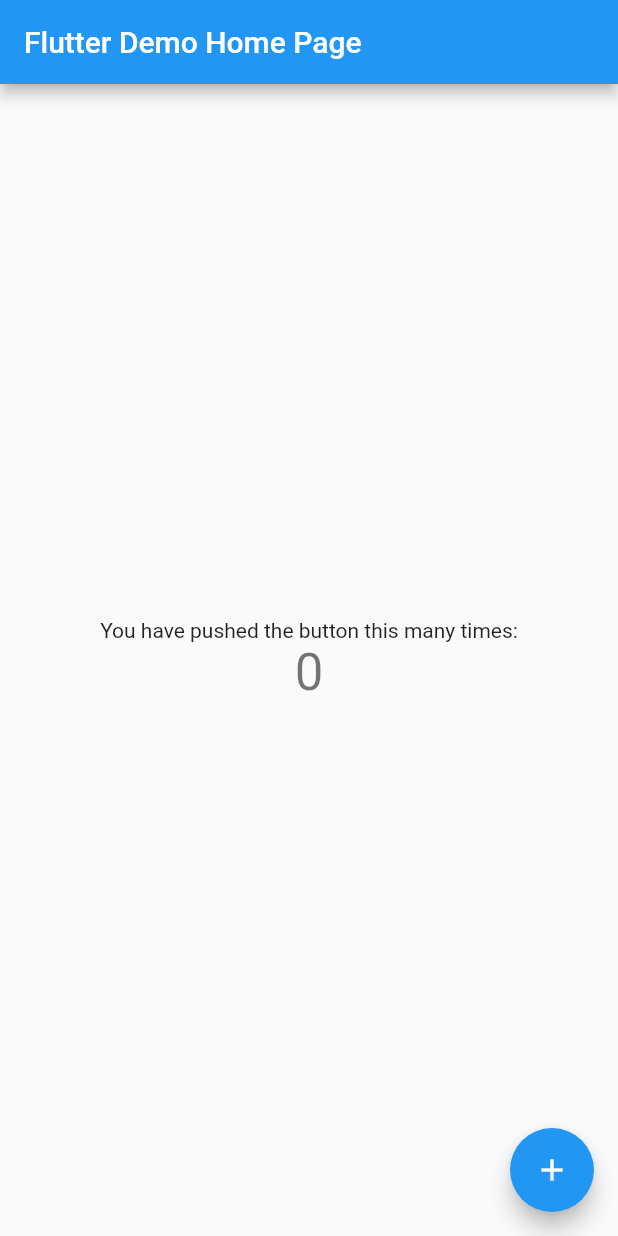
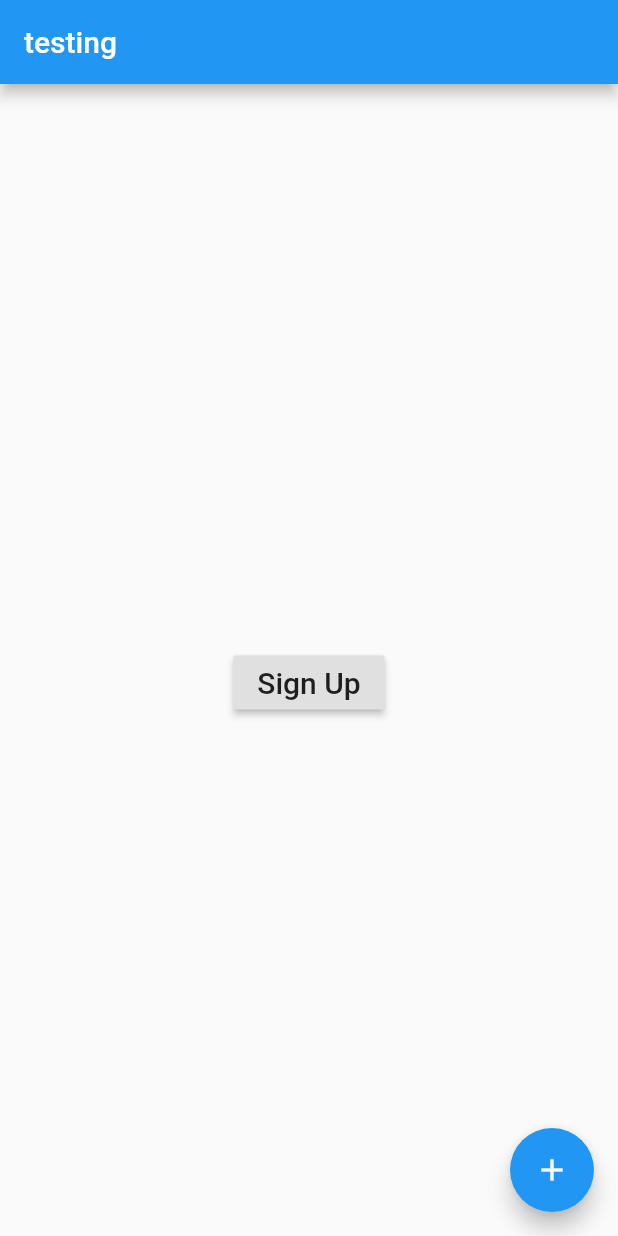
Before and after one commit to mslauson/budget-main, a Flutter app: the screen it shows after launch, on a phone screen of 412 x 824 dp. Run offline on Flutter 3.47's test engine with Material 2 defaults, Android fonts, the phone set to English and light mode, and no system bars.

```diff
--- /dev/null
+++ b/lib/Home/splash.dart
@@ -0,0 +1,90 @@
+import 'package:flutter/material.dart';
+import 'package:main/login/signup.dart';
+
+class Splash extends StatefulWidget {
+  Splash({Key key, this.title}) : super(key: key);
+
+  // This widget is the home page of your application. It is stateful, meaning
+  // that it has a State object (defined below) that contains fields that affect
+  // how it looks.
+
+  // This class is the configuration for the state. It holds the values (in this
+  // case the title) provided by the parent (in this case the App widget) and
+  // used by the build method of the State. Fields in a Widget subclass are
+  // always marked "final".
+
+  final String title;
+
+  @override
+  SplashState createState() => SplashState();
+}
+
+class SplashState extends State<Splash> {
+  int _counter = 0;
+
+  void _incrementCounter() {
+    setState(() {
+      // This call to setState tells the Flutter framework that something has
+      // changed in this State, which causes it to rerun the build method below
+      // so that the display can reflect the updated values. If we changed
+      // _counter without calling setState(), then the build method would not be
+      // called again, and so nothing would appear to happen.
+      _counter++;
+    });
+  }
+
+  @override
+  Widget build(BuildContext context) {
+    // This method is rerun every time setState is called, for instance as done
+    // by the _incrementCounter method above.
+    //
+    // The Flutter framework has been optimized to make rerunning build methods
+    // fast, so that you can just rebuild anything that needs updating rather
+    // than having to individually change instances of widgets.
+    return Scaffold(
+      appBar: AppBar(
+        // Here we take the value from the MyHomePage object that was created by
+        // the App.build method, and use it to set our appbar title.
+        title: Text("testing"),
+      ),
+      body: Center(
+        // Center is a layout widget. It takes a single child and positions it
+        // in the middle of the parent.
+        child: Column(
+          // Column is also a layout widget. It takes a list of children and
+          // arranges them vertically. By default, it sizes itself to fit its
+          // children horizontally, and tries to be as tall as its parent.
+          //
+          // Invoke "debug painting" (press "p" in the console, choose the
+          // "Toggle Debug Paint" action from the Flutter Inspector in Android
+          // Studio, or the "Toggle Debug Paint" command in Visual Studio Code)
+          // to see the wireframe for each widget.
+          //
+          // Column has various properties to control how it sizes itself and
+          // how it positions its children. Here we use mainAxisAlignment to
+          // center the children vertically; the main axis here is the vertical
+          // axis because Columns are vertical (the cross axis would be
+          // horizontal).
+          mainAxisAlignment: MainAxisAlignment.center,
+          children: <Widget>[
+            const SizedBox(height: 30),
+            RaisedButton(
+              onPressed: () {
+                Navigator.push(
+                  context,
+                  MaterialPageRoute(builder: (context) => new SignUp()),
+                );
+              },
+              child: const Text('Sign Up', style: TextStyle(fontSize: 20)),
+            ),
+          ],
+        ),
+      ),
+      floatingActionButton: FloatingActionButton(
+        onPressed: _incrementCounter,
+        tooltip: 'Increment',
+        child: Icon(Icons.add),
+      ), // This trailing comma makes auto-formatting nicer for build methods.
+    );
+  }
+}
--- a/lib/main.dart
+++ b/lib/main.dart
@@ -1,4 +1,5 @@
 import 'package:flutter/material.dart';
+import 'package:main/Home/splash.dart';
 
 void main() {
   runApp(MyApp());
@@ -22,92 +23,7 @@ class MyApp extends StatelessWidget {
         // is not restarted.
         primarySwatch: Colors.blue,
       ),
-      home: MyHomePage(title: 'Flutter Demo Home Page'),
+      home:  new Splash()
     );
   }
 }
-
-class MyHomePage extends StatefulWidget {
-  MyHomePage({Key key, this.title}) : super(key: key);
-
-  // This widget is the home page of your application. It is stateful, meaning
-  // that it has a State object (defined below) that contains fields that affect
-  // how it looks.
-
-  // This class is the configuration for the state. It holds the values (in this
-  // case the title) provided by the parent (in this case the App widget) and
-  // used by the build method of the State. Fields in a Widget subclass are
-  // always marked "final".
-
-  final String title;
-
-  @override
-  _MyHomePageState createState() => _MyHomePageState();
-}
-
-class _MyHomePageState extends State<MyHomePage> {
-  int _counter = 0;
-
-  void _incrementCounter() {
-    setState(() {
-      // This call to setState tells the Flutter framework that something has
-      // changed in this State, which causes it to rerun the build method below
-      // so that the display can reflect the updated values. If we changed
-      // _counter without calling setState(), then the build method would not be
-      // called again, and so nothing would appear to happen.
-      _counter++;
-    });
-  }
-
-  @override
-  Widget build(BuildContext context) {
-    // This method is rerun every time setState is called, for instance as done
-    // by the _incrementCounter method above.
-    //
-    // The Flutter framework has been optimized to make rerunning build methods
-    // fast, so that you can just rebuild anything that needs updating rather
-    // than having to individually change instances of widgets.
-    return Scaffold(
-      appBar: AppBar(
-        // Here we take the value from the MyHomePage object that was created by
-        // the App.build method, and use it to set our appbar title.
-        title: Text(widget.title),
-      ),
-      body: Center(
-        // Center is a layout widget. It takes a single child and positions it
-        // in the middle of the parent.
-        child: Column(
-          // Column is also a layout widget. It takes a list of children and
-          // arranges them vertically. By default, it sizes itself to fit its
-          // children horizontally, and tries to be as tall as its parent.
-          //
-          // Invoke "debug painting" (press "p" in the console, choose the
-          // "Toggle Debug Paint" action from the Flutter Inspector in Android
-          // Studio, or the "Toggle Debug Paint" command in Visual Studio Code)
-          // to see the wireframe for each widget.
-          //
-          // Column has various properties to control how it sizes itself and
-          // how it positions its children. Here we use mainAxisAlignment to
-          // center the children vertically; the main axis here is the vertical
-          // axis because Columns are vertical (the cross axis would be
-          // horizontal).
-          mainAxisAlignment: MainAxisAlignment.center,
-          children: <Widget>[
-            Text(
-              'You have pushed the button this many times:',
-            ),
-            Text(
-              '$_counter',
-              style: Theme.of(context).textTheme.headline4,
-            ),
-          ],
-        ),
-      ),
-      floatingActionButton: FloatingActionButton(
-        onPressed: _incrementCounter,
-        tooltip: 'Increment',
-        child: Icon(Icons.add),
-      ), // This trailing comma makes auto-formatting nicer for build methods.
-    );
-  }
-}
```
Also changed, not shown: lib/login/signup.dart (added, +57 -0 lines).
